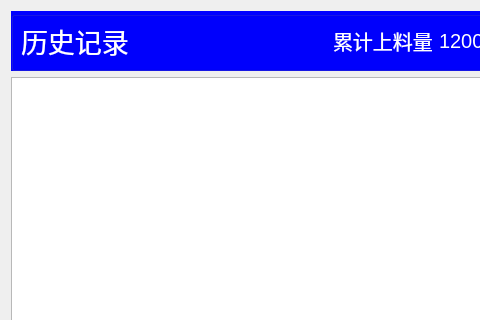
Old version of the form chengyi_Qt4linux/form_history2.ui in the repository wsh01/batch-feeder; both pictures show x 0 to 480 and y 0 to 320 of the 734 by 530 pixel window.
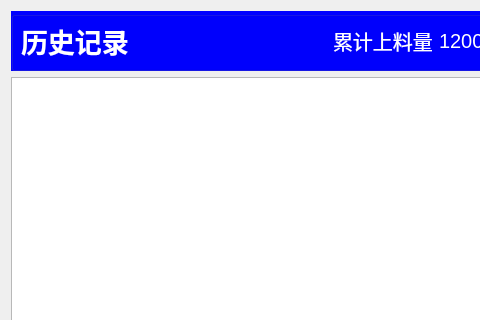
New version of the form.

The edit to the form file:
```diff
--- a/chengyi_Qt4linux/form_history2.ui
+++ b/chengyi_Qt4linux/form_history2.ui
@@ -121,7 +121,9 @@
         <property name="font">
          <font>
           <pointsize>20</pointsize>
+          <weight>75</weight>
           <italic>false</italic>
+          <bold>true</bold>
          </font>
         </property>
         <property name="styleSheet">
```
